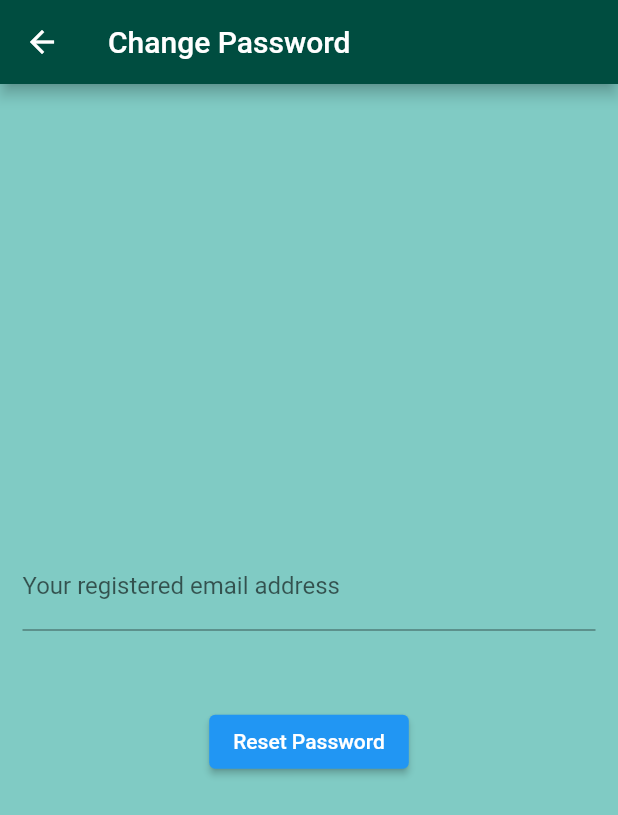
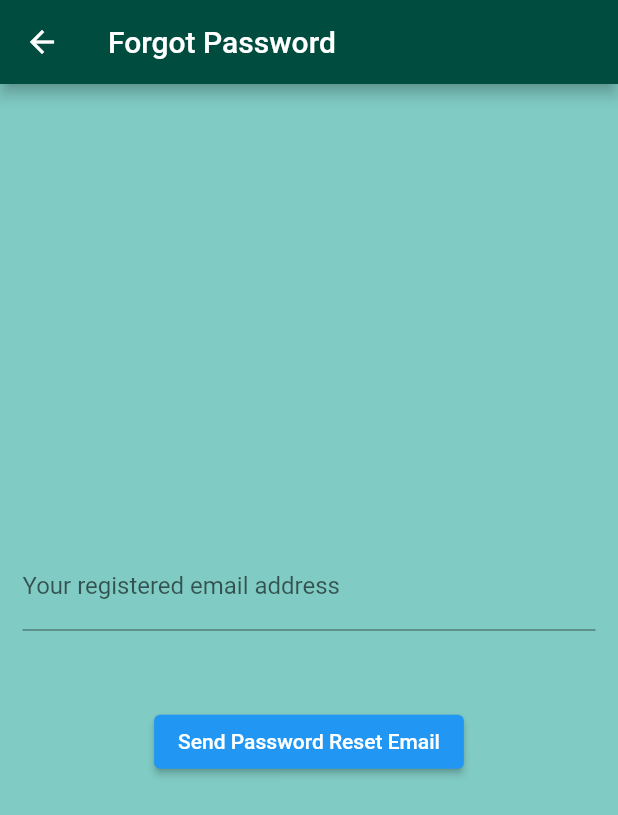
Before and after one commit to alextang809/RhyCare, a Flutter app: the screen it shows after launch, after a tap on "Forgot your password?", on a phone screen of 412 x 824 dp. Shown: the top 815 px of the screen. Run offline on Flutter 3.47's test engine with Material 2 defaults, Android fonts, the phone set to English and light mode, and no system bars; our stand-ins replace cloud_firestore, firebase_auth, firebase_core, flutter_easyloading, flutter_spinkit, fluttertoast and 8 more; accounts and stored records are empty.

```diff
--- a/lib/main.dart
+++ b/lib/main.dart
@@ -4,6 +4,7 @@ import 'package:firebase_core/firebase_core.dart';
 import 'package:rhythmcare/screens/change_password_screen.dart';
 import 'package:rhythmcare/screens/change_email_screen.dart';
 import 'package:rhythmcare/screens/email_verify_screen.dart';
+import 'package:rhythmcare/screens/loading_screen.dart';
 import 'package:rhythmcare/screens/reset_password_screen.dart';
 import 'package:rhythmcare/screens/setting_screen.dart';
 import 'package:shared_preferences/shared_preferences.dart';
@@ -16,15 +17,6 @@ import 'screens/record_screen.dart';
 import 'navigation.dart';
 
 void main() async {
-  WidgetsFlutterBinding.ensureInitialized();
-  await Firebase.initializeApp();
-  SharedPreferences prefs = await SharedPreferences.getInstance();
-  var email = prefs.getString('email');
-  // print(email);
-  if (email != null) {
-    FirebaseAuth _firebaseAuth = FirebaseAuth.instance;
-    await _firebaseAuth.currentUser!.reload();
-  }
   runApp(
     MaterialApp(
       title: 'RhythmCare',
@@ -32,7 +24,7 @@ void main() async {
         primaryColor: Colors.purple,
         scaffoldBackgroundColor: Colors.purple,
       ),
-      home: email == null ? LoginScreen() : Navigation(),  // check user has logged in or not
+      home: LoadingScreen(),  // check user has logged in or not
       routes: {
         LoginScreen.routeName: (context) => LoginScreen(),
         RegisterScreen.routeName: (context) => RegisterScreen(),
--- a/lib/screens/loading_screen.dart
+++ b/lib/screens/loading_screen.dart
@@ -0,0 +1,73 @@
+import 'dart:io';
+
+import 'package:firebase_auth/firebase_auth.dart';
+import 'package:flutter/material.dart';
+import 'package:firebase_core/firebase_core.dart';
+import 'package:shared_preferences/shared_preferences.dart';
+import 'package:flutter_spinkit/flutter_spinkit.dart';
+
+import 'login_screen.dart';
+import '../navigation.dart';
+
+class LoadingScreen extends StatefulWidget {
+  @override
+  _LoadingScreenState createState() => _LoadingScreenState();
+}
+
+class _LoadingScreenState extends State<LoadingScreen> {
+  @override
+  void initState() {
+    super.initState();
+    initializeApp();
+  }
+
+  void initializeApp() async {
+    WidgetsFlutterBinding.ensureInitialized();
+    await Firebase.initializeApp();
+    SharedPreferences prefs = await SharedPreferences.getInstance();
+    var email = prefs.getString('email');
+    // print(email);
+    if (email != null) {
+      FirebaseAuth _firebaseAuth = FirebaseAuth.instance;
+      await _firebaseAuth.currentUser!.reload();
+    }
+
+    await Future.delayed(Duration(seconds: 1));
+    if (email == null) {
+      Navigator.pushReplacementNamed(context, LoginScreen.routeName);
+    } else {
+      Navigator.pushReplacementNamed(context, Navigation.routeName);
+    }
+  }
+
+  @override
+  Widget build(BuildContext context) {
+    return Scaffold(
+      backgroundColor: Colors.white,
+      body: SafeArea(
+        child: Column(
+          mainAxisAlignment: MainAxisAlignment.spaceEvenly,
+          crossAxisAlignment: CrossAxisAlignment.center,
+          children: <Widget>[
+            SizedBox(
+              width: double.infinity,
+            ),
+            Expanded(
+              flex: 22,
+              child: Image.asset(
+                'images/icon.png',
+                scale: 4.0,
+              ),
+            ),
+            Expanded(
+              flex: 14,
+              child: SpinKitCubeGrid(
+                color: Colors.teal,
+              ),
+            ),
+          ],
+        ),
+      ),
+    );
+  }
+}
--- a/lib/screens/reset_password_screen.dart
+++ b/lib/screens/reset_password_screen.dart
@@ -58,7 +58,7 @@ class _ResetPasswordScreenState extends State<ResetPasswordScreen> {
     return Scaffold(
       backgroundColor: Colors.teal[200],
       appBar: AppBar(
-        title: Text('Change Password'),
+        title: Text('Forgot Password'),
         backgroundColor: Colors.teal[900],
       ),
       body: SafeArea(
@@ -91,7 +91,7 @@ class _ResetPasswordScreenState extends State<ResetPasswordScreen> {
                 ),
 
                 ElevatedButton(
-                  child: Text('Reset Password'),
+                  child: Text('Send Password Reset Email'),
                   onPressed: () {
                     sendPasswordResetEmail();
                   },
```
